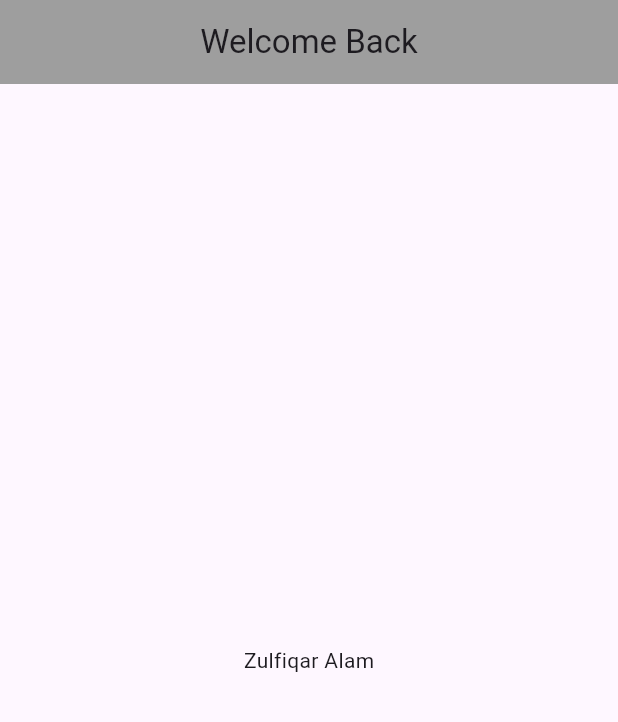
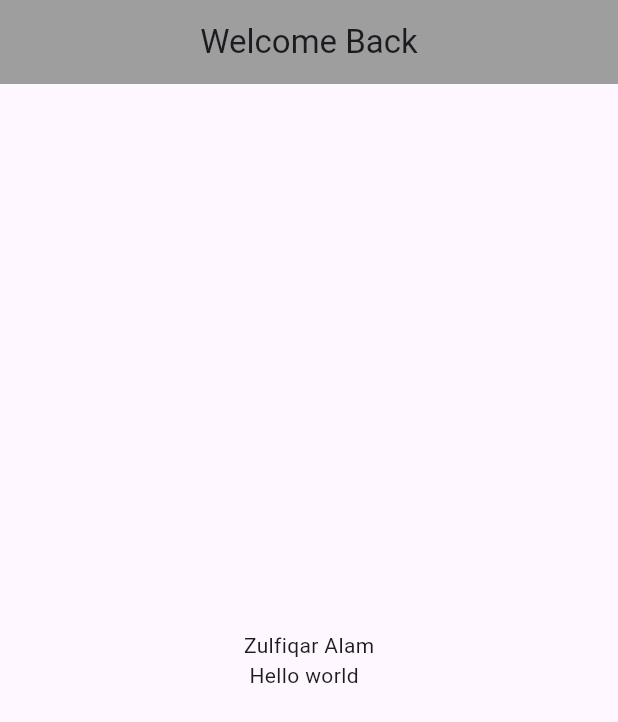
Before and after one commit to ZulfiqarAlam18/flutter_practice, a Flutter app: the screen it shows after launch, on a phone screen of 412 x 824 dp. Shown: the top 722 px of the screen. Run offline on Flutter 3.47's test engine with Material 3 defaults, Android fonts, the light colour scheme and no system bars.

Commit message:
new feature added

```diff
--- a/first_project/lib/main.dart
+++ b/first_project/lib/main.dart
@@ -19,7 +19,8 @@
           backgroundColor: Colors.grey,
         ),
         body: const Center(
-          child: Text('Zulfiqar Alam')
+          child: Text('Zulfiqar Alam\n Hello world')
+
         ),
 
       )
```
